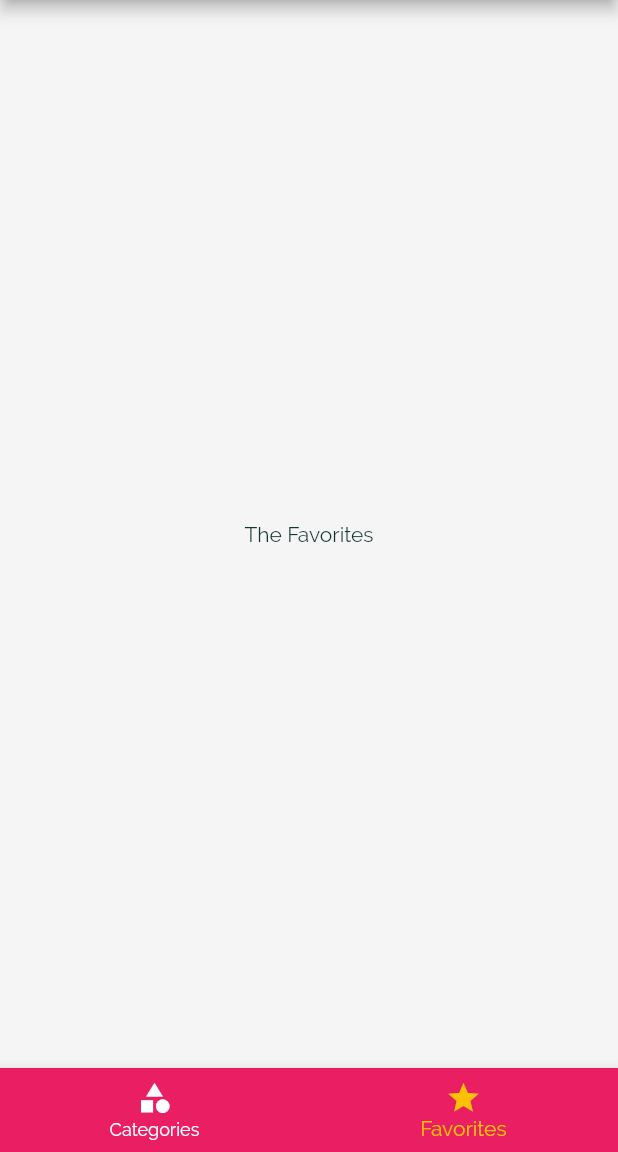
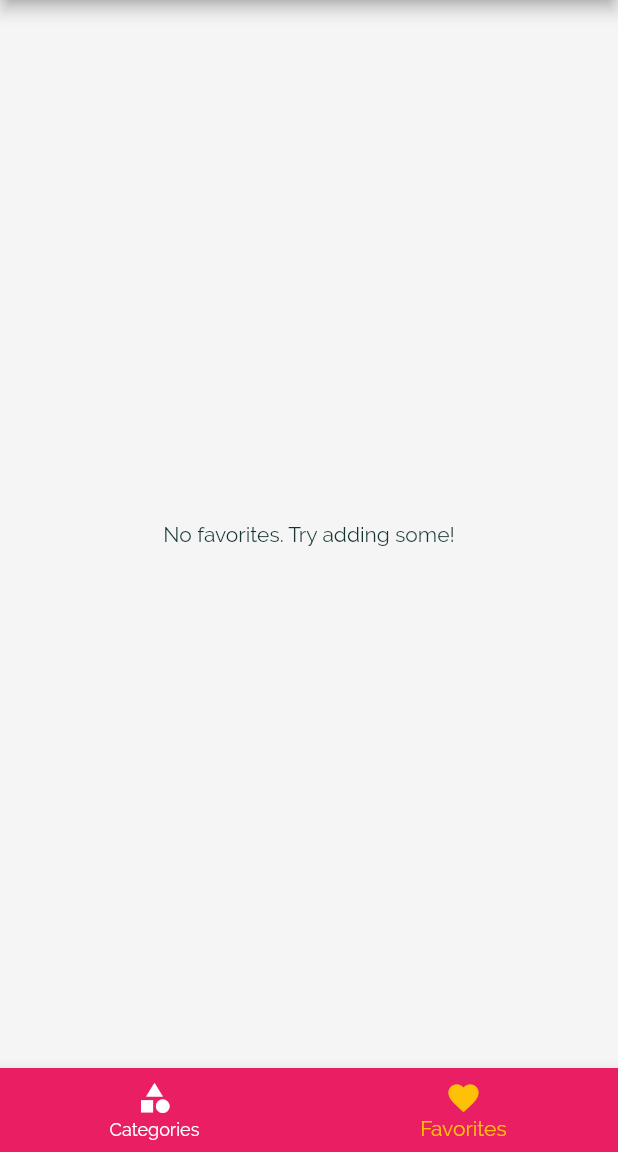
Before and after one commit to erinkelsey/veganmeals-flutter, a Flutter app: the screen it shows after launch, item 2 of the bottom bar chosen, on a phone screen of 412 x 824 dp, the part 84-1236 px from its top. Run offline on Flutter 3.47's test engine with Material 2 defaults, Android fonts, the phone set to English and light mode, and no system bars.

Commit message:
Add ability to add and remove favorites, and view favorites in the favorites tab

```diff
--- a/lib/main.dart
+++ b/lib/main.dart
@@ -3,7 +3,7 @@ import 'package:flutter/material.dart';
 import './screens/categories_screen.dart';
 import './screens/category_meals_screen.dart';
 import './screens/meal_detail_screen.dart';
-import './screens/top_tabs_screen.dart';
+// import './screens/top_tabs_screen.dart';
 import './screens/bottom_tabs_screen.dart';
 import './screens/filters_screen.dart';
 import './models/meal.dart';
@@ -26,8 +26,8 @@ class _MyAppState extends State<MyApp> {
     'nut': false,
     'lowCal': false
   };
-
   List<Meal> _availableMeals = DUMMY_MEALS;
+  List<Meal> _favoriteMeals = [];
 
   void _setFilters(Map<String, bool> filterData){
     setState(() {
@@ -42,6 +42,25 @@ class _MyAppState extends State<MyApp> {
         return true;
       }).toList();
     });
+  }
+
+  void _toggleFavorite(String mealId){
+    final existingIndex =
+      _favoriteMeals.indexWhere((meal) => meal.id == mealId);
+
+    if (existingIndex >= 0){
+      setState(() {
+        _favoriteMeals.removeAt(existingIndex);
+      });
+    } else {
+      setState(() {
+        _favoriteMeals.add(DUMMY_MEALS.firstWhere((meal) => meal.id == mealId));
+      });
+    }
+  }
+
+  bool _isMealFavorite(String id){
+    return _favoriteMeals.any((meal) => meal.id == id);
   }
 
   @override
@@ -70,9 +89,9 @@ class _MyAppState extends State<MyApp> {
       // home: CategoriesScreen(),
       routes: {
         // '/': (ctx) => kIsWeb ? TopTabsScreen() : TabsScreen(),
-        '/': (ctx) => TabsScreen(),
+        '/': (ctx) => TabsScreen(_favoriteMeals),
         CategoryMealsScreen.routeName: (ctx) => CategoryMealsScreen(_availableMeals),
-        MealDetailScreen.routeName: (ctx) => MealDetailScreen(),
+        MealDetailScreen.routeName: (ctx) => MealDetailScreen(_toggleFavorite, _isMealFavorite),
         FiltersScreen.routeName: (ctx) => FiltersScreen(_filters, _setFilters),
       },
       // default route -> no registered route was found in the routes table
--- a/lib/screens/bottom_tabs_screen.dart
+++ b/lib/screens/bottom_tabs_screen.dart
@@ -3,25 +3,35 @@ import 'package:flutter/material.dart';
 import '../screens/favorites_screen.dart';
 import '../screens/categories_screen.dart';
 import '../widgets/main_drawer.dart';
+import '../models/meal.dart';
 
 class TabsScreen extends StatefulWidget {
+  final List<Meal> favoriteMeals;
+
+  TabsScreen(this.favoriteMeals);
+
   @override
   _TabsScreenState createState() => _TabsScreenState();
 }
 
 class _TabsScreenState extends State<TabsScreen> {
-  final List<Map<String, Object>> _pages = [
+  List<Map<String, Object>> _pages;
+  int _selectedPageIndex = 0;
+
+  @override
+  initState() {
+    _pages = [
       {
         'page': CategoriesScreen(),
         'title': 'Categories'
       },
       {
-      'page': FavoritesScreen(),
+        'page': FavoritesScreen(widget.favoriteMeals),
         'title': 'Favorites'
       },
     ];
-
-  int _selectedPageIndex = 0;
+    super.initState();
+  }
 
   void _selectPage(int index) {
     setState(() {
@@ -52,7 +62,7 @@ class _TabsScreenState extends State<TabsScreen> {
           ),
           BottomNavigationBarItem(
             // backgroundColor: Theme.of(context).primaryColor,
-            icon: Icon(Icons.star),
+            icon: Icon(Icons.favorite),
             title: Text('Favorites'),
           ),
         ],
--- a/lib/screens/category_meals_screen.dart
+++ b/lib/screens/category_meals_screen.dart
@@ -55,7 +55,7 @@ class _CategoryMealsScreenState extends State<CategoryMealsScreen> {
                 duration: displayedMeals[index].duration,
                 affordability: displayedMeals[index].affordability,
                 complexity: displayedMeals[index].complexity,
-                removeItem: _removeMeal,
+                // removeItem: _removeMeal,
               );
             },
             itemCount: displayedMeals.length,
--- a/lib/screens/favorites_screen.dart
+++ b/lib/screens/favorites_screen.dart
@@ -1,10 +1,39 @@
 import 'package:flutter/material.dart';
 
+import '../models/meal.dart';
+import '../widgets/meal_item.dart';
+
 class FavoritesScreen extends StatelessWidget {
+  final List<Meal> favoriteMeals;
+
+  FavoritesScreen(this.favoriteMeals);
+
   @override
   Widget build(BuildContext context) {
-    return Center(
-      child: Text('The Favorites'),
-    );
+    if (favoriteMeals.isEmpty) {
+      return Center(
+        child: Text('No favorites. Try adding some!'),
+      );
+    } else {
+      return Center(
+        child: Container(
+          constraints: BoxConstraints(maxWidth: 500, minWidth: 500),
+          child: ListView.builder(
+            itemBuilder: (ctx, index) {
+              return MealItem(
+                id: favoriteMeals[index].id,
+                title: favoriteMeals[index].title,
+                imageUrl: favoriteMeals[index].imageUrl,
+                duration: favoriteMeals[index].duration,
+                affordability: favoriteMeals[index].affordability,
+                complexity: favoriteMeals[index].complexity
+              );
+            },
+            itemCount: favoriteMeals.length,
+          ),
+        ),
+      );
+    }
+
   }
 }
--- a/lib/screens/top_tabs_screen.dart
+++ b/lib/screens/top_tabs_screen.dart
@@ -28,7 +28,7 @@ class TopTabsScreen extends StatelessWidget {
         body: TabBarView(
           children: <Widget>[
             CategoriesScreen(),
-            FavoritesScreen(),
+            // FavoritesScreen(),
           ],
         ),
       ),
--- a/lib/widgets/meal_item.dart
+++ b/lib/widgets/meal_item.dart
@@ -11,7 +11,7 @@ class MealItem extends StatelessWidget {
   final int duration;
   final Complexity complexity;
   final Affordability affordability;
-  final Function removeItem;
+  // final Function removeItem;
 
   MealItem({
     @required this.id,
@@ -20,7 +20,7 @@ class MealItem extends StatelessWidget {
     @required this.duration,
     @required this.complexity,
     @required this.affordability,
-    @required this.removeItem,
+    // @required this.removeItem,
   });
 
   String get complexityText {
@@ -62,7 +62,7 @@ class MealItem extends StatelessWidget {
       // when page is popped, then do this
     ).then((result) {
       if(result != null){
-        removeItem(result);
+        // removeItem(result);
       }
     });
   }
```
Also changed, not shown: lib/screens/meal_detail_screen.dart (+17 -4 lines), 2 other files. Lines whose indentation alone changed are shown as unchanged.
